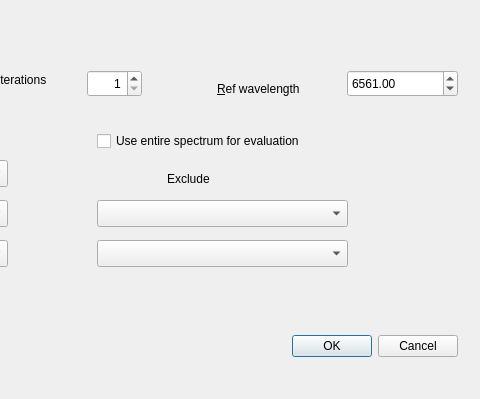
Old version of the form Numpy/Sdadmin/contcalcdlg.ui in the repository JohnMCollins/python-astro-progs; both pictures show x 293 to 773 and y 0 to 399 of the 773 by 399 pixel window.
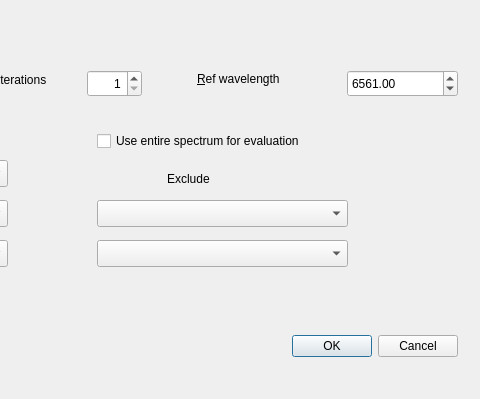
New version of the form.

The edit to the form file:
```diff
--- a/Numpy/Sdadmin/contcalcdlg.ui
+++ b/Numpy/Sdadmin/contcalcdlg.ui
@@ -313,9 +313,9 @@
   <widget class="QLabel" name="label_7">
    <property name="geometry">
     <rect>
-     <x>510</x>
-     <y>80</y>
-     <width>111</width>
+     <x>490</x>
+     <y>70</y>
+     <width>131</width>
      <height>17</height>
     </rect>
    </property>
```
